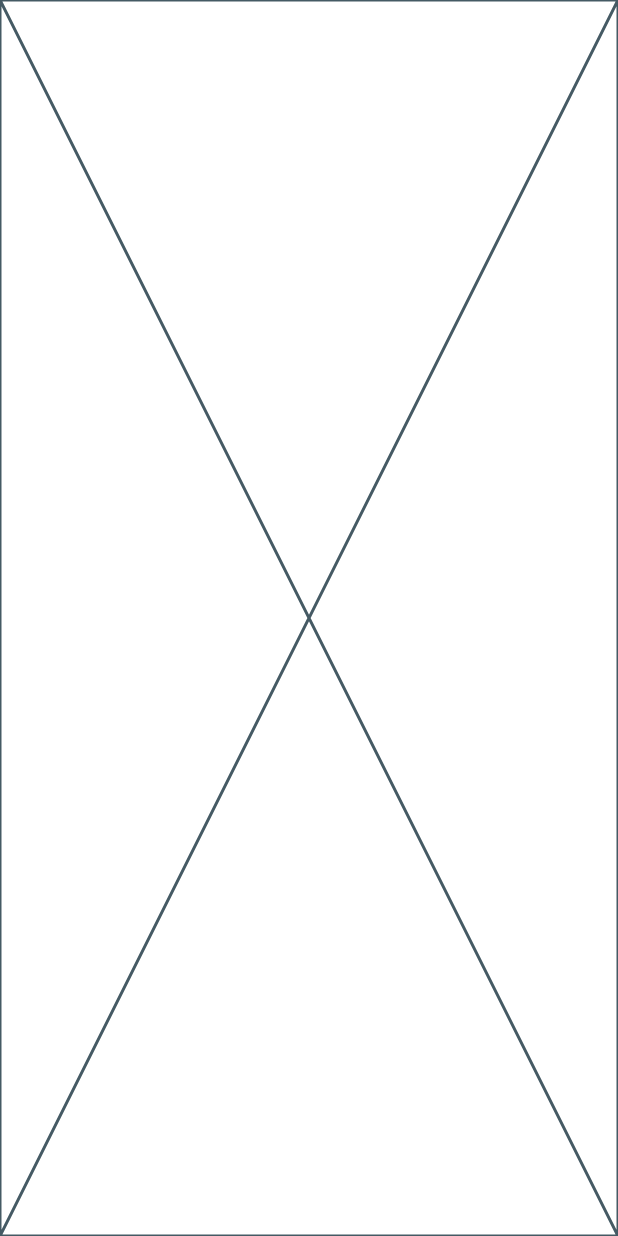
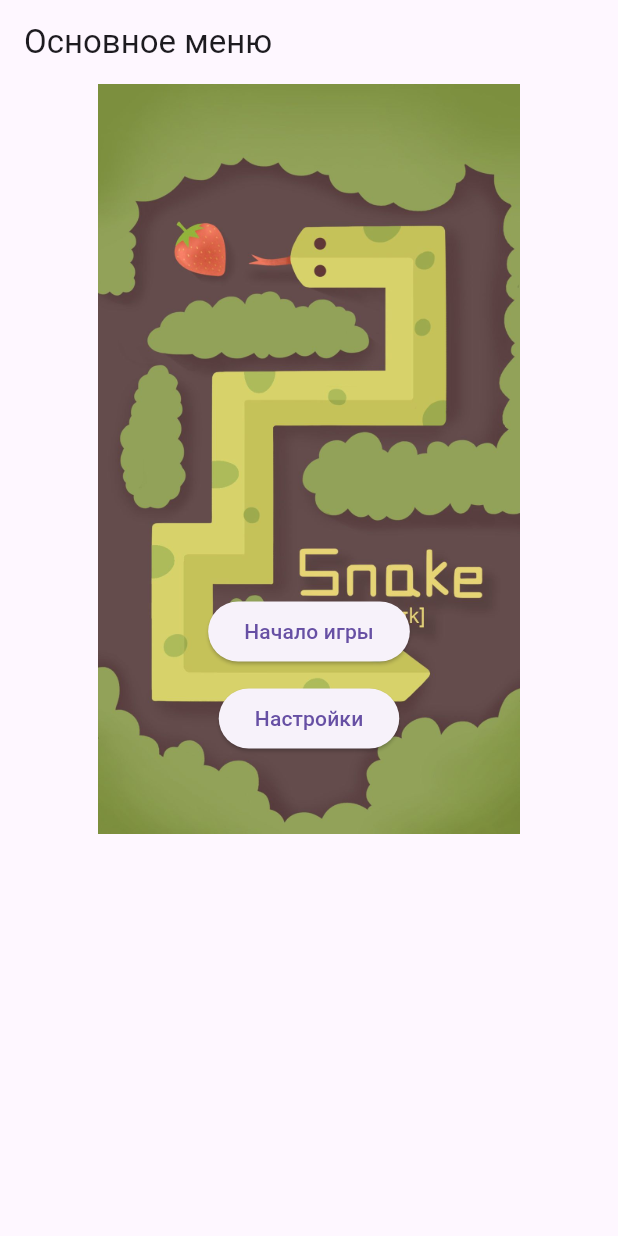
Before and after one commit to senbonzakurrra/snake-game, a Flutter app: the screen it shows after launch, on a phone screen of 412 x 824 dp. Run offline on Flutter 3.47's test engine with Material 3 defaults, Android fonts, the phone set to English and light mode, and no system bars.

Commit message:
Добавлены ресурсы и главный экран

```diff
--- /dev/null
+++ b/lib/images.dart
@@ -0,0 +1,56 @@
+import 'package:flutter/material.dart';
+
+
+class AppImages {
+  // Приватный констуктор - нельзя создать экземпляр этого класса
+  AppImages._();
+
+  // Путь к картинкам
+  static const String snake = 'assets/images/snake.jpg';
+  static const String logo = 'assets/images/logo.jpg';
+
+  // Метод для быстрого получения виджета с изображением змейки
+ static Widget snakeImages({
+  double? width,
+  double? height,
+  BoxFit fit = BoxFit.contain,
+ }) {
+  return  Image.asset(
+    'assets/images/snake.jpg',
+    width: width,
+    height: height,
+    fit: fit,
+  );
+ }
+
+ // Метод для логотипа
+ static   Widget logoImage({
+  double? width,
+  double? height,
+  BoxFit fit = BoxFit.contain,
+ }) {
+  return  Image.asset(
+    'assets/images/logo.jpg',
+    width: width,
+    height: height,
+    fit: fit,
+  );
+ }
+
+ // Запасной виджет если изображение не загрузилось
+ // ignore: unused_element
+ static Widget _buildScoreWidget(double? width, double? height) {
+  return Container(
+    width: width,
+    height: height,
+    color: Colors.grey,
+    child: const Center(
+      child: Icon(Icons.image_not_supported, color: Colors.white),
+    ),
+  );
+ }
+
+ // Для использования в BoxDecoration в других местах
+ static AssetImage get snakeAsset => AssetImage(snake);
+ static AssetImage get logoAsset => AssetImage(logo);
+}
--- a/lib/screens/aplication.dart
+++ b/lib/screens/aplication.dart
@@ -1,10 +1,27 @@
 import 'package:flutter/material.dart';
+import 'package:snake_game/screens/main_menu.dart';
 
 class Application extends StatelessWidget {
-const Application({super.key});
+  const Application({super.key});
 
   @override
   Widget build(BuildContext context) {
-    return const Placeholder();
+    return MaterialApp(
+      home: Material(child: SafeArea(child: SimpleMenuScreen())),
+    );
+  }
+
+  // ignore: unused_element
+  Widget _buildLogo() {
+    return const Text('Logo first');
+  }
+
+  // ignore: unused_element
+  Widget _buildLogoSecond() {
+    return const Text('Logo second');
+  }
+
+  void main() {
+    runApp(const Application());
   }
 }
--- a/lib/screens/main_menu.dart
+++ b/lib/screens/main_menu.dart
@@ -1,10 +1,63 @@
 import 'package:flutter/material.dart';
+import 'package:snake_game/images.dart';
+import 'package:snake_game/screens/game_screen.dart';
 
-class MainMenu extends StatelessWidget {
-  const MainMenu({super.key});
+class SimpleMenuScreen extends StatelessWidget {
+  const SimpleMenuScreen({super.key});
 
   @override
   Widget build(BuildContext context) {
-    return const Placeholder();
+    return Scaffold(
+      appBar: AppBar(title: const Text('Основное меню')),
+      body: Center(
+        child: Stack(
+          children: [
+            AppImages.logoImage(width: 1000, height: 500),
+            Center(
+              child: Column(
+                mainAxisAlignment: MainAxisAlignment.center,
+                crossAxisAlignment: CrossAxisAlignment.center,
+                children: [
+                  const SizedBox(height: 20),
+                  ElevatedButton(
+                    onPressed: () {
+                      // Навигация к экрану игры
+                      final route = MaterialPageRoute<void>(
+                        builder: (context) {
+                          return const GameBoard();
+                        },
+                      );
+                      Navigator.of(context).push(route);
+                    },
+                    child: const Text('Начало игры'),
+                  ),
+                  const SizedBox(height: 10),
+                  ElevatedButton(
+                    onPressed: () {
+                      // Навигация к настройкам
+                    },
+                    child: const Text('Настройки'),
+                  ),
+                ],
+              ),
+            ),
+          ],
+        ),
+      ),
+    );
+  }
+
+  // Простая кнопка рекорды
+  // ignore: unused_element
+  Container _buildScoreButton(BuildContext context) {
+    return Container(
+      margin: const EdgeInsets.only(top: 20),
+      child: ElevatedButton(
+        onPressed: () {
+          // Навигация к экрану рекордов
+        },
+        child: const Text('Рекорды'),
+      ),
+    );
   }
 }
```
Also changed, not shown: pubspec.yaml (+7 -61 lines), assets/images/logo.jpg (added), assets/images/snake.jpg (added), 1 other file.
